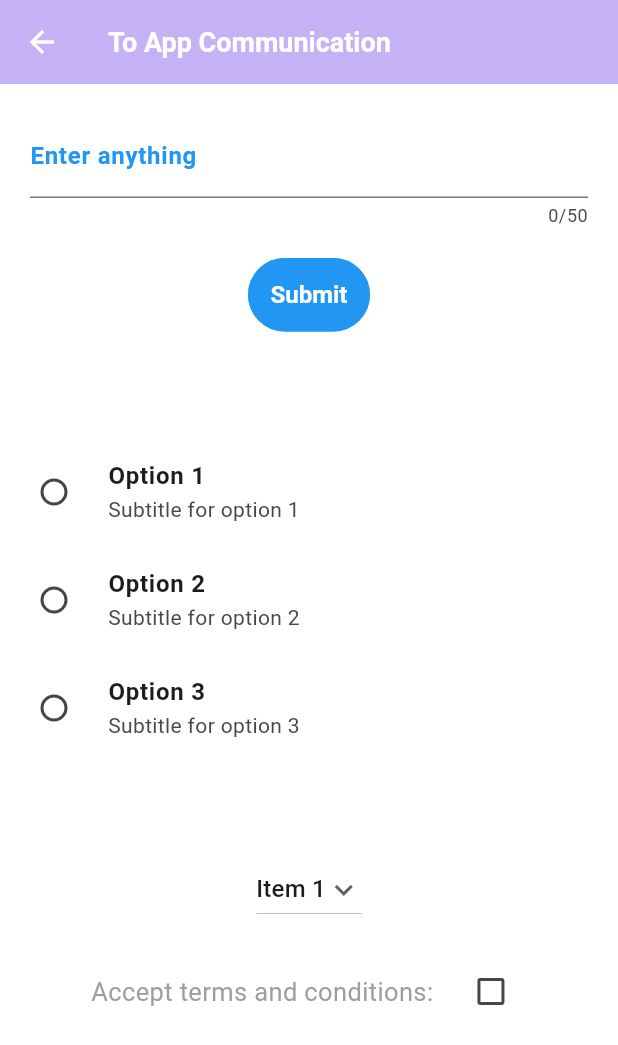
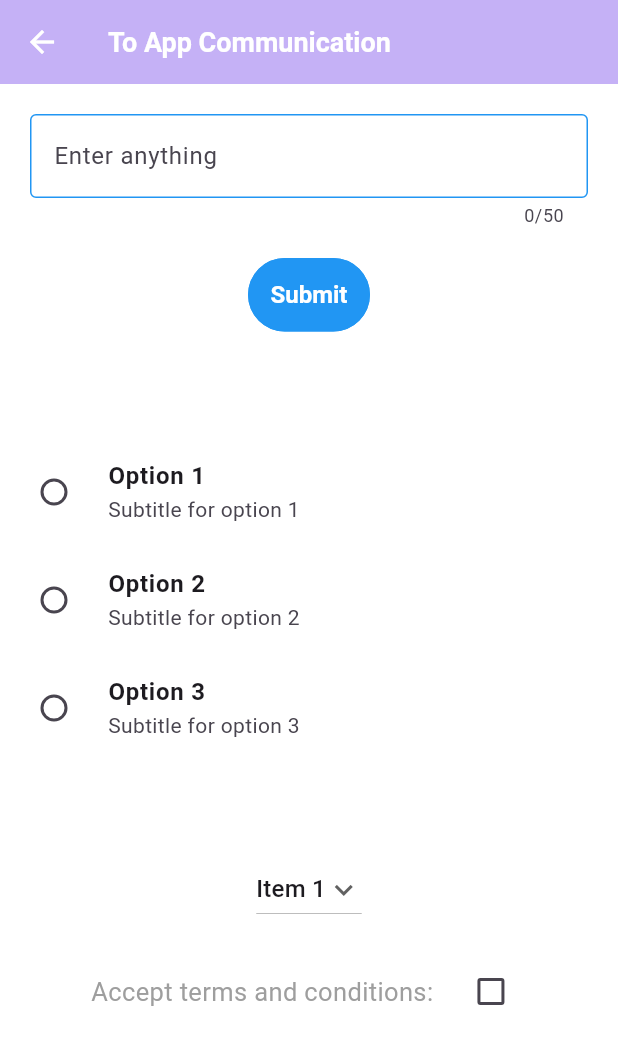
Before and after one commit to TirumalPhutane/Task-app, a Flutter app: the screen it shows after launch, after a tap on "To app communication", on a phone screen of 412 x 824 dp. Shown: the top 1045 px of the screen. Run offline on Flutter 3.47's test engine with Material 3 defaults, Android fonts, the phone set to English and light mode, and no system bars; our stand-ins replace async_redux, file_picker, firebase_auth, firebase_core, firebase_crashlytics, firebase_messaging and 8 more; missing offline and left inert: firebase_app_installations, firebase_in_app_messaging; accounts and stored records are empty; network calls fail.

Commit message:
email password and google authentication

```diff
--- a/lib/navigation/route_names.dart
+++ b/lib/navigation/route_names.dart
@@ -6,6 +6,8 @@ import 'package:demo/date_operations/date_operations_demo.dart';
 import 'package:demo/file_demo/counter_storage.dart';
 import 'package:demo/file_demo/file_demo.dart';
 import 'package:demo/file_demo/file_picker.dart';
+import 'package:demo/firebase/firebase_auth/email/sign_in_with_google_screen.dart';
+import 'package:demo/firebase/firebase_auth/email_password/email_password_screen.dart';
 import 'package:demo/firebase/firebase_screen.dart';
 import 'package:demo/firebase/notification_screen.dart';
 import 'package:demo/firebase/push_notifications.dart';
@@ -65,6 +67,8 @@ class RouteNames {
   static const String remoteConfig = '/RemoteConfig';
   static const String pushNotification = '/PushNotification';
   static const String notificationScreen = '/NotificationScreen';
+  static const String emailPasswordScreen = '/EmailPasswordScreen';
+  static const String signInWithGoogleScreen = '/SignInWithGoogleScreen';
 
   static Route<dynamic> generateRoute(RouteSettings settings) {
     final Object? argument = settings.arguments;
@@ -190,6 +194,14 @@ class RouteNames {
         return MaterialPageRoute(
           builder: (BuildContext context) => NotificationScreen(),
         );
+      case emailPasswordScreen:
+        return MaterialPageRoute(
+          builder: (BuildContext context) => EmailPasswordScreen(),
+        );
+      case signInWithGoogleScreen:
+        return MaterialPageRoute(
+          builder: (BuildContext context) => SignInWithGoogleScreen(),
+        );
       default:
         //final name = arugment == null ? "" : arugment as String;
         return MaterialPageRoute(
--- a/lib/scrolling_widgets/gridview_demo.dart
+++ b/lib/scrolling_widgets/gridview_demo.dart
@@ -118,6 +118,7 @@ const availableCategories = [
   Category(id: 'c22', title: 'Firebase', color: Colors.indigoAccent),
   Category(id: 'c23', title: 'Remote Config', color: Colors.indigoAccent),
   Category(id: 'c24', title: 'Push Notification', color: Colors.indigoAccent),
+  Category(id: 'c25', title: 'Authentication', color: Colors.indigoAccent),
 ];
 
 String getScreenForCategory(String id) {
@@ -170,6 +171,8 @@ String getScreenForCategory(String id) {
       return RouteNames.remoteConfig;
     case 'c24':
       return RouteNames.pushNotification;
+    case 'c25':
+      return RouteNames.signInWithGoogleScreen;
     // Add more cases for other categories
     default:
       return RouteNames.gridViewDemoScreen;
--- a/lib/theme_management/app_colors.dart
+++ b/lib/theme_management/app_colors.dart
@@ -41,6 +41,7 @@ class AppColors {
   static const Color darkScaffoldBackground = Color(0xFF121212);
   static Color lightBlue = Colors.blue[50]!;
   static const Color orange = Colors.deepOrange;
+  static const Color firebase = Color(0xFFf5a331);
 }
 
 // class AppColors {
--- a/lib/theme_management/theme/theme.dart
+++ b/lib/theme_management/theme/theme.dart
@@ -27,11 +27,11 @@ final ThemeData lightTheme = ThemeData(
       fontWeight: FontWeight.w400,
       color: AppColors.gray,
     ),
-    labelMedium: TextStyle(
-      fontSize: 15,
-      fontWeight: FontWeight.bold,
-      color: AppColors.green,
-    ),
+    // labelMedium: TextStyle(
+    //   fontSize: 15,
+    //   fontWeight: FontWeight.bold,
+    //   color: AppColors.green,
+    // ),
   ),
   elevatedButtonTheme: AppElevatedButtonTheme.lightElevatedButtonTheme,
   appBarTheme: const AppBarTheme(
@@ -57,11 +57,18 @@ final ThemeData lightTheme = ThemeData(
     behavior: SnackBarBehavior.floating,
     contentTextStyle: TextStyle(color: AppColors.black),
   ),
+  textSelectionTheme: TextSelectionThemeData(cursorColor: AppColors.blue),
   inputDecorationTheme: InputDecorationTheme(
-    labelStyle: TextStyle(color: AppColors.blue),
-    focusColor: AppColors.blue,
-    hoverColor: AppColors.blue,
-    focusedBorder: UnderlineInputBorder(
+    labelStyle: TextStyle(fontWeight: FontWeight.normal),
+    floatingLabelStyle: TextStyle(
+      color: AppColors.blue,
+      fontWeight: FontWeight.normal,
+    ),
+    outlineBorder: BorderSide(),
+    enabledBorder: OutlineInputBorder(
+      borderSide: BorderSide(color: AppColors.blue),
+    ),
+    focusedBorder: OutlineInputBorder(
       borderSide: BorderSide(color: AppColors.blue),
     ),
   ),
@@ -129,7 +136,10 @@ final ThemeData darkTheme = ThemeData(
     contentTextStyle: TextStyle(color: AppColors.black),
   ),
   inputDecorationTheme: InputDecorationTheme(
-    labelStyle: TextStyle(color: AppColors.tealAccent),
+    labelStyle: TextStyle(
+      color: AppColors.tealAccent,
+      fontWeight: FontWeight.normal,
+    ),
     focusColor: AppColors.tealAccent,
     hoverColor: AppColors.tealAccent,
     focusedBorder: UnderlineInputBorder(
--- a/pubspec.yaml
+++ b/pubspec.yaml
@@ -60,6 +60,7 @@ dependencies:
   firebase_in_app_messaging: ^0.8.1+10
   firebase_app_installations: ^0.3.3
   firebase_auth: ^5.7.0
+  google_sign_in: ^6.1.0
 
 
 
@@ -89,6 +90,7 @@ flutter:
   # To add assets to your application, add an assets section, like this:
   assets:
   - assets/images/flutter-clouds.jpg
+  - assets/images/firebase.png
   #   - images/a_dot_burr.jpeg
   #   - images/a_dot_ham.jpeg
 
```
Also changed, not shown: lib/firebase/firebase_auth/email/auth_service.dart (added, +34 -0 lines), lib/firebase/firebase_auth/email/sign_in_with_google_screen.dart (added, +78 -0 lines), lib/firebase/firebase_auth/email_password/auth.dart (added, +32 -0 lines), lib/firebase/firebase_auth/email_password/email_password_screen.dart (added, +29 -0 lines), lib/firebase/firebase_auth/email_password/home_page.dart (added, +42 -0 lines), lib/firebase/firebase_auth/email_password/login_register_screen.dart (added, +103 -0 lines), assets/images/firebase.png (added), pubspec.lock, 1 other file.
